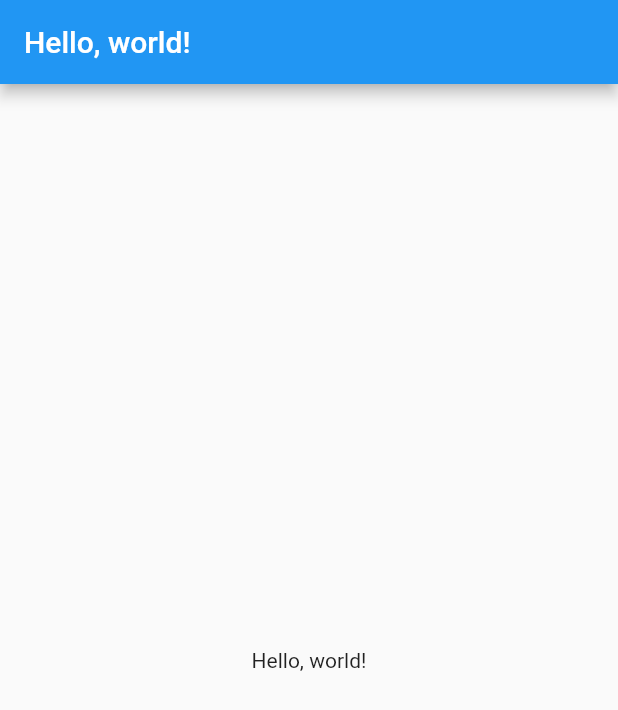
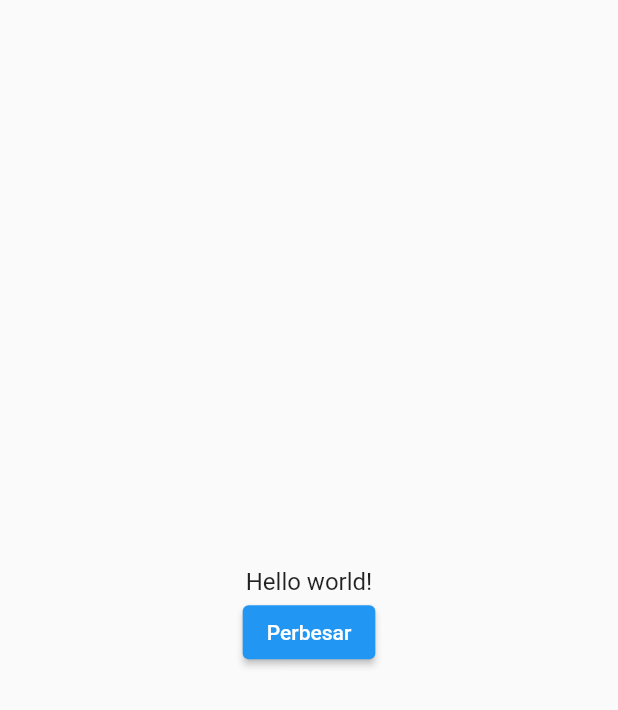
Before and after one commit to gideonseven/flutter_app, a Flutter app: the screen it shows after launch, on a phone screen of 412 x 824 dp. Shown: the top 710 px of the screen. Run offline on Flutter 3.47's test engine with Material 2 defaults, Android fonts, the phone set to English and light mode, and no system bars.

Commit message:
stateful stateless

```diff
--- a/lib/main.dart
+++ b/lib/main.dart
@@ -1,9 +1,7 @@
 import 'package:flutter/material.dart';
 
-void main() {
-  runApp(MyApp());
-}
 
+void main() => runApp(MyApp());
 class MyApp extends StatelessWidget {
   @override
   Widget build(BuildContext context) {
@@ -12,14 +10,55 @@ class MyApp extends StatelessWidget {
       theme: ThemeData(
         primarySwatch: Colors.blue,
       ),
-      home: Scaffold(
-        appBar: AppBar(
-          title: Text('Hello, world!'),
-        ),
+      home: const Scaffold(
         body: Center(
-          child: Text('Hello, world!'),
+          child: BiggerText(text:"Hello world!"), // Ubah widget Heading ke PerubahanText
         ),
       ),
     );
   }
 }
+
+class Heading extends StatelessWidget {
+  final String text;
+
+  const Heading({Key? key, required this.text}) : super(key: key);
+
+  @override
+  Widget build(BuildContext context) {
+    return Text(
+      text,
+      style: const TextStyle(
+        fontSize: 24.0,
+        fontWeight: FontWeight.bold,
+      ),
+    );
+  }
+}
+
+class BiggerText extends StatefulWidget {
+  final String text;
+  const BiggerText({Key? key, required this.text}) : super(key: key);
+  @override
+  _BiggerTextState createState() => _BiggerTextState();
+}
+class _BiggerTextState extends State<BiggerText> {
+  double _textSize = 16.0;
+  @override
+  Widget build(BuildContext context) {
+    return Column(
+      mainAxisAlignment: MainAxisAlignment.center,
+      children: <Widget>[
+        Text(widget.text, style: TextStyle(fontSize: _textSize)),
+        ElevatedButton(
+          child: const Text("Perbesar"),
+          onPressed: () {
+            setState(() {
+              _textSize = 32.0;
+            });
+          },
+        )
+      ],
+    );
+  }
+}
```
